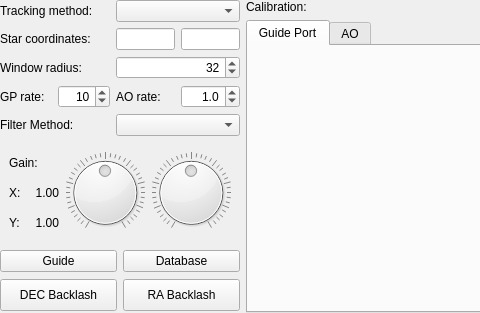
Qt form gui/snowgui/icegui/guidercontrollerwidget.ui (AndreasFMueller/AstroPhotography) before a commit; both pictures show x 0 to 480 and y 0 to 313 of the 932 by 313 pixel window.
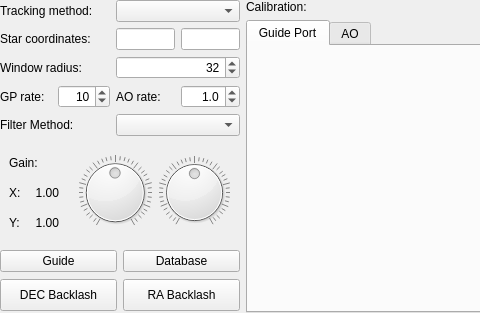
The same form after that commit. Custom widgets are drawn as their Qt base class.

Commit message: adapt guidercontrollerwidget

```diff
--- a/gui/snowgui/icegui/guidercontrollerwidget.ui
+++ b/gui/snowgui/icegui/guidercontrollerwidget.ui
@@ -280,7 +280,7 @@
            </property>
           </widget>
          </item>
-         <item row="0" column="3" rowspan="3">
+         <item row="0" column="4" rowspan="3">
           <widget class="QDial" name="yGainDial">
            <property name="toolTip">
             <string extracomment="Y Gain"/>
@@ -322,7 +322,7 @@
            </property>
           </widget>
          </item>
-         <item row="0" column="2" rowspan="3">
+         <item row="0" column="3" rowspan="3">
           <widget class="QDial" name="xGainDial">
            <property name="toolTip">
             <string extracomment="X Gain"/>
@@ -345,6 +345,19 @@
            </property>
           </widget>
          </item>
+         <item row="1" column="2">
+          <spacer name="horizontalSpacer">
+           <property name="orientation">
+            <enum>Qt::Horizontal</enum>
+           </property>
+           <property name="sizeHint" stdset="0">
+            <size>
+             <width>40</width>
+             <height>20</height>
+            </size>
+           </property>
+          </spacer>
+         </item>
         </layout>
        </widget>
       </item>
```
The commit also changes 2 other files.
